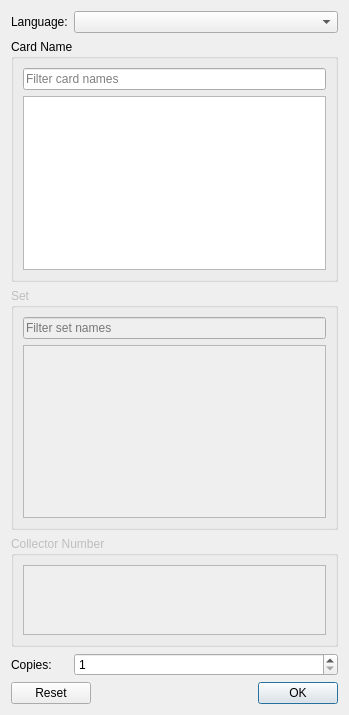
The window that resources/ui/add_card_widget/vertical.ui (luziferius/MTGProxyPrinter) describes before a commit, drawn with Qt 5.
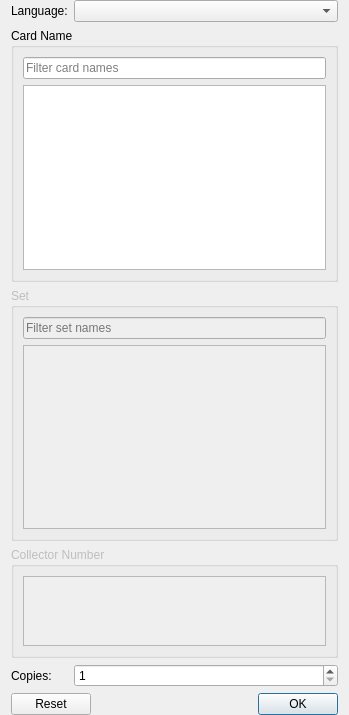
The same window after the commit.

Commit message:
VerticalAddCardWidget: Set top and bottom layout margins to zero. This visually aligns the top and bottom with the left and right columns. Bottom icons are no longer on different heights
FossilOrigin-Name: 4c846ca6e22bf2775a510e22ce3e16d42ad46fb5902085729b9db93bee5dc89a

```diff
--- a/resources/ui/add_card_widget/vertical.ui
+++ b/resources/ui/add_card_widget/vertical.ui
@@ -11,6 +11,12 @@
    </rect>
   </property>
   <layout class="QGridLayout" name="gridLayout">
+   <property name="topMargin">
+    <number>0</number>
+   </property>
+   <property name="bottomMargin">
+    <number>0</number>
+   </property>
    <item row="3" column="0" colspan="3">
     <widget class="QGroupBox" name="set_name_box">
      <property name="enabled">
```
